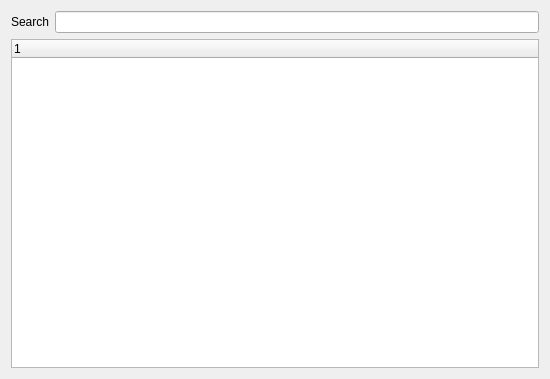
The window that src/wte/ui/ResourcePickerDialog.ui (spiricn/Wt) describes before a commit, drawn with Qt 5.
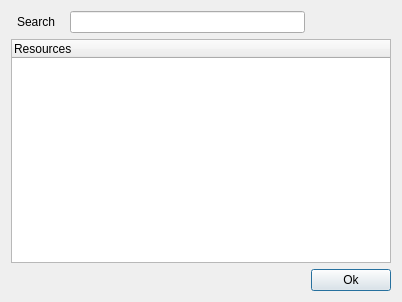
The same window after the commit. Custom widgets are drawn as their Qt base class.

Commit message: Group add of animations enabled; multi-resource selection dialog; acotr controller added; physics demo actor control added; per-system engine update callbacks added

Diff of the .ui file:
```diff
--- a/src/wte/ui/ResourcePickerDialog.ui
+++ b/src/wte/ui/ResourcePickerDialog.ui
@@ -6,36 +6,62 @@
    <rect>
     <x>0</x>
     <y>0</y>
-    <width>550</width>
-    <height>379</height>
+    <width>402</width>
+    <height>302</height>
    </rect>
   </property>
   <property name="windowTitle">
    <string>Image Input Dialog</string>
   </property>
   <layout class="QGridLayout" name="gridLayout">
-   <item row="0" column="0">
+   <item row="0" column="1">
     <widget class="QLabel" name="label">
+     <property name="sizePolicy">
+      <sizepolicy hsizetype="Preferred" vsizetype="Preferred">
+       <horstretch>1</horstretch>
+       <verstretch>0</verstretch>
+      </sizepolicy>
+     </property>
      <property name="text">
       <string>Search</string>
      </property>
     </widget>
    </item>
-   <item row="0" column="1">
-    <widget class="QLineEdit" name="lineEdit"/>
-   </item>
-   <item row="1" column="0" colspan="2">
+   <item row="1" column="0" colspan="4">
     <widget class="ResourceTreeWidget" name="treeWidget">
      <property name="contextMenuPolicy">
       <enum>Qt::CustomContextMenu</enum>
      </property>
      <column>
       <property name="text">
-       <string notr="true">1</string>
+       <string notr="true">Resources</string>
       </property>
      </column>
     </widget>
    </item>
+   <item row="2" column="3">
+    <widget class="QPushButton" name="pushButton_2">
+     <property name="sizePolicy">
+      <sizepolicy hsizetype="Minimum" vsizetype="Fixed">
+       <horstretch>1</horstretch>
+       <verstretch>0</verstretch>
+      </sizepolicy>
+     </property>
+     <property name="text">
+      <string>Ok</string>
+     </property>
+    </widget>
+   </item>
+   <item row="0" column="2">
+    <widget class="QLineEdit" name="lineEdit">
+     <property name="sizePolicy">
+      <sizepolicy hsizetype="Expanding" vsizetype="Fixed">
+       <horstretch>5</horstretch>
+       <verstretch>0</verstretch>
+      </sizepolicy>
+     </property>
+    </widget>
+   </item>
   </layout>
  </widget>
  <customwidgets>
```
Left out of the diff: 19 changed lines with no effect on the pictures. The commit also changes 55 other files.
